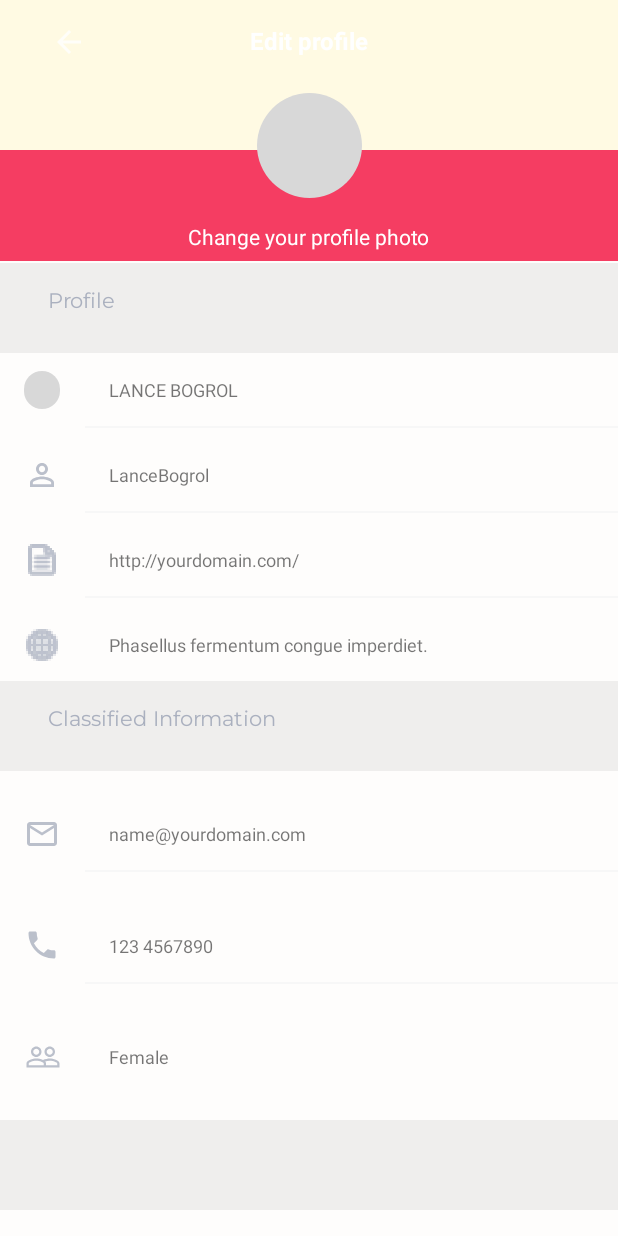
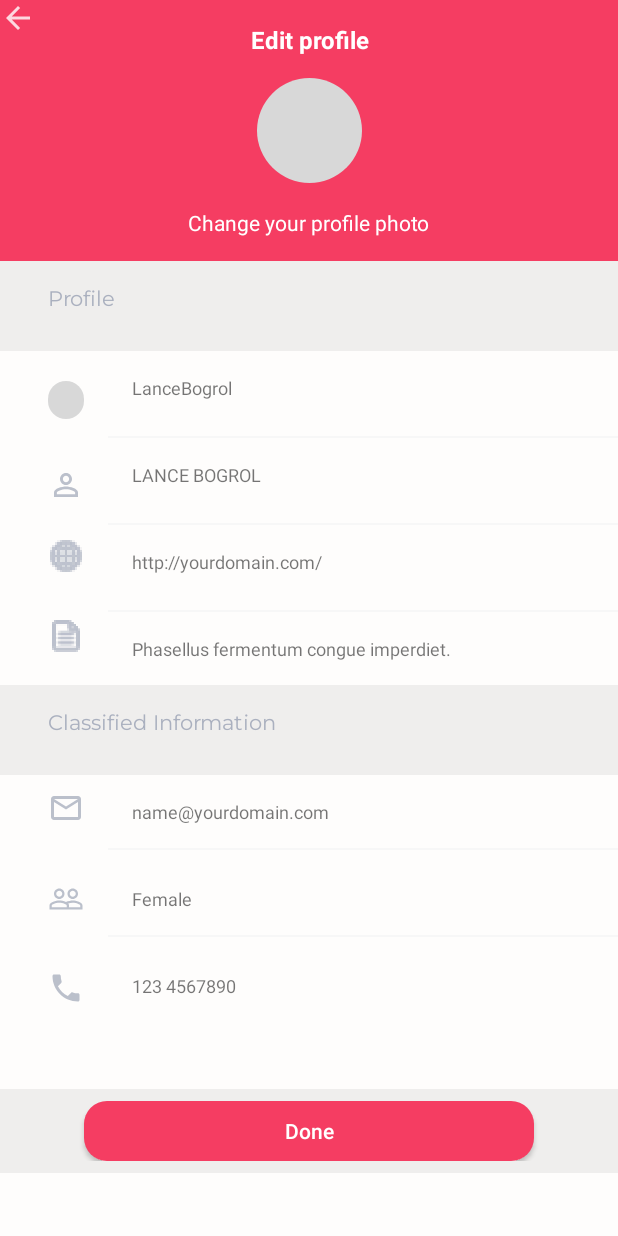
Before and after one commit to TasneemKh/editProfile, an Android app: the screen it shows after launch (MainActivity), on a phone screen of 412 x 824 dp. Run offline under Robolectric (Android 15) with nearby library versions, the phone set to English and light mode, and no system bars.

Commit message:
"NoteBook View"

```diff
--- a/app/src/main/res/layout/activity_main.xml
+++ b/app/src/main/res/layout/activity_main.xml
@@ -12,85 +12,24 @@
         android:layout_width="match_parent"
         android:layout_height="174dp"
         android:background="#F53D62"
+        app:layout_constraintBottom_toTopOf="@+id/textView7"
+        app:layout_constraintEnd_toEndOf="parent"
         app:layout_constraintStart_toStartOf="parent"
         app:layout_constraintTop_toTopOf="parent" />
 
-    <LinearLayout
-        android:layout_width="match_parent"
-        android:layout_height="100dp"
-        android:background="#FFFAE3"
-        android:orientation="vertical"
-        tools:layout_editor_absoluteX="1dp"
-        tools:layout_editor_absoluteY="88dp"></LinearLayout>
-
     <ImageView
-        android:id="@+id/imageView3"
-        android:layout_width="24dp"
-        android:layout_height="25dp"
-        android:layout_marginStart="16dp"
-        android:layout_marginLeft="16dp"
-        android:layout_marginTop="8dp"
-        android:layout_marginEnd="16dp"
-        android:layout_marginRight="16dp"
-        android:layout_marginBottom="8dp"
-        app:layout_constraintBottom_toBottomOf="@+id/textView9"
-        app:layout_constraintEnd_toStartOf="@+id/textView9"
-        app:layout_constraintStart_toStartOf="parent"
-        app:layout_constraintTop_toTopOf="@+id/textView9"
-        app:srcCompat="@drawable/phoneicon" />
-
-    <ImageView
-        android:id="@+id/imageView4"
+        android:id="@+id/imageView12"
         android:layout_width="wrap_content"
         android:layout_height="wrap_content"
-        android:layout_marginStart="16dp"
-        android:layout_marginLeft="16dp"
-        android:layout_marginTop="8dp"
-        android:layout_marginEnd="16dp"
-        android:layout_marginRight="16dp"
-        android:layout_marginBottom="8dp"
-        app:layout_constraintBottom_toBottomOf="@+id/textView8"
-        app:layout_constraintEnd_toStartOf="@+id/textView8"
-        app:layout_constraintStart_toStartOf="parent"
-        app:layout_constraintTop_toTopOf="@+id/textView8"
-        app:srcCompat="@drawable/emailicon" />
-
-
-    <ImageView
-        android:id="@+id/imageView"
-        android:layout_width="70dp"
-        android:layout_height="70dp"
-        android:layout_marginTop="24dp"
-        android:layout_marginBottom="8dp"
-
-        android:background="@drawable/roundedgray"
-        app:layout_constraintBottom_toTopOf="@+id/textView"
-        app:layout_constraintEnd_toEndOf="parent"
-        app:layout_constraintHorizontal_bias="0.5"
-        app:layout_constraintStart_toStartOf="parent"
-        app:layout_constraintTop_toBottomOf="@+id/textView14" />
-
-    <TextView
-        android:id="@+id/textView"
-        android:layout_width="wrap_content"
-        android:layout_height="wrap_content"
-        android:layout_marginTop="8dp"
-        android:paddingLeft="16dp"
-        android:paddingRight="16dp"
-        android:text="Change your profile photo"
-        android:textColor="#FFFFFF"
-        app:layout_constraintBottom_toTopOf="@+id/textView7"
-        app:layout_constraintEnd_toEndOf="parent"
-        app:layout_constraintHorizontal_bias="0.5"
-        app:layout_constraintStart_toStartOf="parent"
-        app:layout_constraintTop_toBottomOf="@+id/imageView" />
-
+        app:srcCompat="@drawable/ic_action_name"
+        tools:ignore="VectorDrawableCompat"
+        tools:layout_editor_absoluteX="34dp"
+        tools:layout_editor_absoluteY="16dp" />
 
     <TextView
         android:id="@+id/textView14"
-        android:layout_width="wrap_content"
+        android:layout_width="118dp"
         android:layout_height="wrap_content"
-        android:layout_marginTop="16dp"
         android:paddingLeft="16dp"
         android:paddingRight="16dp"
         android:text=" Edit profile "
@@ -99,15 +38,37 @@
         android:textStyle="bold"
         app:layout_constraintBottom_toTopOf="@+id/imageView"
         app:layout_constraintEnd_toEndOf="parent"
-        app:layout_constraintHorizontal_bias="0.5"
+        app:layout_constraintStart_toStartOf="parent"
+        app:layout_constraintTop_toTopOf="@+id/view" />
+
+    <ImageView
+        android:id="@+id/imageView"
+        android:layout_width="70dp"
+        android:layout_height="70dp"
+
+        android:background="@drawable/roundedgray"
+        app:layout_constraintBottom_toBottomOf="@+id/view"
+        app:layout_constraintEnd_toEndOf="@+id/view"
         app:layout_constraintStart_toStartOf="parent"
         app:layout_constraintTop_toTopOf="parent" />
+
+    <TextView
+        android:id="@+id/textView"
+        android:layout_width="wrap_content"
+        android:layout_height="wrap_content"
+        android:paddingLeft="16dp"
+        android:paddingRight="16dp"
+        android:text="Change your profile photo"
+        android:textColor="#FFFFFF"
+        app:layout_constraintBottom_toBottomOf="@+id/view"
+        app:layout_constraintEnd_toEndOf="parent"
+        app:layout_constraintStart_toStartOf="parent"
+        app:layout_constraintTop_toBottomOf="@+id/imageView" />
 
     <TextView
         android:id="@+id/textView7"
         android:layout_width="match_parent"
         android:layout_height="60dp"
-        android:layout_marginTop="8dp"
         android:background="#EFEEED"
         android:paddingStart="32dp"
         android:paddingLeft="32dp"
@@ -119,87 +80,101 @@
         android:textColor="#AAB0BF"
         android:textSize="14sp"
         app:fontFamily="@font/montserrat"
+        app:layout_constraintBottom_toTopOf="@+id/linearLayout"
         app:layout_constraintEnd_toEndOf="parent"
-        app:layout_constraintHorizontal_bias="0.5"
         app:layout_constraintStart_toStartOf="parent"
-        app:layout_constraintTop_toBottomOf="@+id/textView" />
+        app:layout_constraintTop_toBottomOf="@+id/view" />
+
+
+    <ImageView
+        android:id="@+id/imageView3"
+        android:layout_width="24dp"
+        android:layout_height="25dp"
+        android:layout_marginLeft="16dp"
+        app:layout_constraintBottom_toBottomOf="@+id/linearLayout2"
+        app:layout_constraintEnd_toStartOf="@+id/linearLayout2"
+        app:layout_constraintStart_toStartOf="parent"
+        app:layout_constraintTop_toTopOf="@+id/linearLayout2"
+        app:layout_constraintVertical_bias="0.93"
+        app:srcCompat="@drawable/phoneicon"
+        tools:ignore="VectorDrawableCompat" />
+
+    <ImageView
+        android:id="@+id/imageView4"
+        android:layout_width="wrap_content"
+        android:layout_height="wrap_content"
+        android:layout_marginLeft="16dp"
+        app:layout_constraintBottom_toBottomOf="@+id/linearLayout2"
+        app:layout_constraintEnd_toStartOf="@+id/linearLayout2"
+        app:layout_constraintStart_toStartOf="parent"
+        app:layout_constraintTop_toTopOf="@+id/linearLayout2"
+        app:layout_constraintVertical_bias="0.06999999"
+        app:srcCompat="@drawable/emailicon"
+        tools:ignore="VectorDrawableCompat" />
+
+    <LinearLayout
+        android:id="@+id/linearLayout"
+        android:layout_width="wrap_content"
+        android:layout_height="wrap_content"
+        android:orientation="vertical"
+        app:layout_constraintBottom_toTopOf="@+id/textView11"
+        app:layout_constraintEnd_toEndOf="parent"
+        app:layout_constraintTop_toBottomOf="@+id/textView7">
+
+        <TextView
+            android:id="@+id/textView4"
+            android:layout_width="340dp"
+            android:layout_height="wrap_content"
+            android:layout_marginBottom="8dp"
+            android:padding="16dp"
+            android:text="LanceBogrol"
+            android:textSize="12sp" />
+
+        <View
+            android:id="@+id/view5"
+            android:layout_width="match_parent"
+            android:layout_height="1dp"
+            android:background="#F7F7F7" />
 
         <TextView
             android:id="@+id/textView2"
-        android:layout_width="355dp"
+            android:layout_width="340dp"
             android:layout_height="wrap_content"
             android:layout_marginBottom="8dp"
             android:padding="16dp"
             android:text="Lance Bogrol"
             android:textAllCaps="true"
-        android:textSize="12sp"
-        app:layout_constraintBottom_toTopOf="@+id/textView4"
-        app:layout_constraintEnd_toEndOf="parent"
-        app:layout_constraintStart_toEndOf="@+id/imageView8"
-        app:layout_constraintTop_toBottomOf="@+id/textView7"
-        app:layout_constraintVertical_bias="0.0" />
+            android:textSize="12sp" />
 
-    <TextView
-        android:id="@+id/textView4"
-        android:layout_width="355dp"
-        android:layout_height="wrap_content"
-        android:layout_marginBottom="8dp"
-        android:padding="16dp"
-        android:text="LanceBogrol"
-        android:textSize="12sp"
-        app:layout_constraintBottom_toTopOf="@+id/textView5"
-        app:layout_constraintEnd_toEndOf="parent"
-        app:layout_constraintStart_toEndOf="@+id/imageView10"
-        app:layout_constraintTop_toBottomOf="@+id/textView2" />
+        <View
+            android:id="@+id/view4"
+            android:layout_width="match_parent"
+            android:layout_height="1dp"
+            android:background="#F7F7F7" />
 
         <TextView
             android:id="@+id/textView5"
-        android:layout_width="355dp"
+            android:layout_width="340dp"
             android:layout_height="wrap_content"
             android:layout_marginBottom="8dp"
             android:padding="16dp"
             android:text="http://yourdomain.com/"
-        android:textSize="12sp"
-        app:layout_constraintBottom_toTopOf="@+id/textView6"
-        app:layout_constraintEnd_toEndOf="parent"
-        app:layout_constraintStart_toEndOf="@+id/imageView9"
-        app:layout_constraintTop_toBottomOf="@+id/textView4" />
-
-    <View
-        android:id="@+id/view4"
-        android:layout_width="355dp"
-        android:layout_height="1dp"
-        android:background="#F7F7F7"
-        app:layout_constraintEnd_toEndOf="parent"
-        app:layout_constraintTop_toBottomOf="@+id/textView5" />
-
-    <View
-        android:id="@+id/view5"
-        android:layout_width="355dp"
-        android:layout_height="1dp"
-        android:background="#F7F7F7"
-        app:layout_constraintEnd_toEndOf="parent"
-        app:layout_constraintTop_toBottomOf="@+id/textView8" />
+            android:textSize="12sp" />
 
         <View
             android:id="@+id/view6"
-        android:layout_width="355dp"
+            android:layout_width="match_parent"
             android:layout_height="1dp"
-        android:background="#F7F7F7"
-        app:layout_constraintEnd_toEndOf="parent"
-        app:layout_constraintTop_toBottomOf="@+id/textView9" />
+            android:background="#F7F7F7" />
 
         <TextView
             android:id="@+id/textView6"
-        android:layout_width="355dp"
+            android:layout_width="340dp"
             android:layout_height="wrap_content"
             android:padding="16dp"
             android:text="Phasellus fermentum congue imperdiet."
-        android:textSize="12sp"
-        app:layout_constraintBottom_toTopOf="@+id/textView11"
-        app:layout_constraintEnd_toEndOf="parent"
-        app:layout_constraintStart_toEndOf="@+id/imageView7"
-        app:layout_constraintTop_toBottomOf="@+id/textView5" />
+            android:textSize="12sp" />
+    </LinearLayout>
 
     <TextView
         android:id="@+id/textView11"
@@ -214,59 +189,74 @@
         android:textColor="#AAB0BF"
         android:textSize="14sp"
         app:fontFamily="@font/montserrat"
-        app:layout_constraintTop_toBottomOf="@+id/textView6" />
+        app:layout_constraintBottom_toTopOf="@+id/linearLayout2"
+        app:layout_constraintEnd_toEndOf="parent"
+        app:layout_constraintStart_toStartOf="parent"
+        app:layout_constraintTop_toBottomOf="@+id/linearLayout" />
 
+    <LinearLayout
+        android:id="@+id/linearLayout2"
+        android:layout_width="wrap_content"
+        android:layout_height="wrap_content"
+        android:orientation="vertical"
+        app:layout_constraintEnd_toEndOf="parent"
+        app:layout_constraintTop_toBottomOf="@+id/textView11">
 
         <TextView
             android:id="@+id/textView8"
-        android:layout_width="355dp"
+            android:layout_width="340dp"
             android:layout_height="wrap_content"
             android:padding="16dp"
             android:text="name@yourdomain.com"
-        android:textSize="12sp"
-        app:layout_constraintBottom_toTopOf="@+id/textView9"
-        app:layout_constraintEnd_toEndOf="parent"
-        app:layout_constraintStart_toEndOf="@+id/imageView4"
-        app:layout_constraintTop_toBottomOf="@+id/textView11" />
+            android:textSize="12sp" />
 
+        <View
+            android:id="@+id/view3"
+            android:layout_width="match_parent"
+            android:layout_height="1dp"
+            android:background="#F7F7F7"
+            tools:visibility="invisible" />
+
+        <TextView
+            android:id="@+id/textView10"
+            android:layout_width="340dp"
+            android:layout_height="wrap_content"
+            android:layout_marginTop="8dp"
+            android:padding="16dp"
+            android:text="Female"
+            android:textSize="12sp" />
+
+        <View
+            android:id="@+id/view2"
+            android:layout_width="match_parent"
+            android:layout_height="1dp"
+            android:background="#F7F7F7"
+            tools:visibility="invisible" />
 
         <TextView
             android:id="@+id/textView9"
-        android:layout_width="355dp"
+            android:layout_width="340dp"
             android:layout_height="wrap_content"
             android:layout_marginTop="8dp"
             android:padding="16dp"
             android:text="123 4567890"
-        android:textSize="12sp"
-        app:layout_constraintBottom_toTopOf="@+id/textView10"
-        app:layout_constraintEnd_toEndOf="parent"
-        app:layout_constraintHorizontal_bias="1.0"
-        app:layout_constraintStart_toEndOf="@+id/imageView3"
-        app:layout_constraintTop_toBottomOf="@+id/textView8" />
+            android:textSize="12sp" />
 
-    <TextView
-        android:id="@+id/textView10"
-        android:layout_width="355dp"
+    </LinearLayout>
+
+
+    <LinearLayout
+        android:layout_width="match_parent"
         android:layout_height="wrap_content"
-        android:layout_marginTop="8dp"
-        android:padding="16dp"
-        android:text="Female"
-        android:textSize="12sp"
-        app:layout_constraintBottom_toTopOf="@+id/textViewbott"
-        app:layout_constraintEnd_toEndOf="parent"
-        app:layout_constraintTop_toBottomOf="@+id/textView9" />
-
-    <TextView
-        android:id="@+id/textViewbott"
-        android:layout_width="match_parent"
-        android:layout_height="60dp"
+        android:layout_marginTop="2dp"
         android:background="#EFEEED"
+        android:gravity="center"
+        android:orientation="vertical"
+        android:padding="8dp"
         app:layout_constraintBottom_toBottomOf="parent"
         app:layout_constraintEnd_toEndOf="parent"
-        app:layout_constraintHorizontal_bias="0.0"
         app:layout_constraintStart_toStartOf="parent"
-        app:layout_constraintTop_toBottomOf="@+id/textView10"
-        app:layout_constraintVertical_bias="1.0" />
+        app:layout_constraintTop_toBottomOf="@+id/linearLayout2">
 
         <Button
             android:id="@+id/button"
@@ -275,121 +265,73 @@
             android:background="@drawable/roundshapebtn"
             android:text="Done"
             android:textAllCaps="false"
-        android:textColor="#FFFFFF"
-        app:layout_constraintBottom_toTopOf="@+id/textViewbott"
-        app:layout_constraintEnd_toStartOf="@+id/textViewbott"
-        app:layout_constraintHorizontal_bias="0.5"
-        app:layout_constraintStart_toEndOf="@+id/textViewbott"
-        app:layout_constraintTop_toBottomOf="@+id/textViewbott" />
+            android:textColor="#FFFFFF" />
+    </LinearLayout>
 
     <ImageView
         android:id="@+id/imageView8"
         android:layout_width="24dp"
         android:layout_height="25dp"
-        android:layout_marginStart="16dp"
         android:layout_marginLeft="16dp"
-        android:layout_marginTop="8dp"
-        android:layout_marginEnd="16dp"
-        android:layout_marginRight="16dp"
-        android:layout_marginBottom="8dp"
-        app:layout_constraintBottom_toBottomOf="@+id/textView2"
-        app:layout_constraintEnd_toStartOf="@+id/textView2"
+        app:layout_constraintBottom_toBottomOf="@+id/linearLayout"
+        app:layout_constraintEnd_toStartOf="@+id/linearLayout"
         app:layout_constraintStart_toStartOf="parent"
-        app:layout_constraintTop_toTopOf="@+id/textView2"
-        app:srcCompat="@drawable/roundedgray" />
+        app:layout_constraintTop_toTopOf="@+id/linearLayout"
+        app:layout_constraintVertical_bias="0.100000024"
+        app:srcCompat="@drawable/roundedgray"
+        tools:visibility="visible" />
 
     <ImageView
         android:id="@+id/imageView10"
         android:layout_width="24dp"
         android:layout_height="25dp"
-        android:layout_marginStart="16dp"
         android:layout_marginLeft="16dp"
-        android:layout_marginTop="8dp"
-        android:layout_marginEnd="16dp"
-        android:layout_marginRight="16dp"
-        android:layout_marginBottom="8dp"
-        app:layout_constraintBottom_toBottomOf="@+id/textView4"
-        app:layout_constraintEnd_toStartOf="@+id/textView4"
+        app:layout_constraintBottom_toBottomOf="@+id/linearLayout"
+        app:layout_constraintEnd_toStartOf="@+id/linearLayout"
         app:layout_constraintStart_toStartOf="parent"
-        app:layout_constraintTop_toTopOf="@+id/textView4"
-        app:srcCompat="@drawable/personicon" />
+        app:layout_constraintTop_toTopOf="@+id/linearLayout"
+        app:layout_constraintVertical_bias="0.39"
+        app:srcCompat="@drawable/personicon"
+        tools:ignore="VectorDrawableCompat"
+        tools:visibility="visible" />
 
     <ImageView
         android:id="@+id/imageView7"
         android:layout_width="24dp"
         android:layout_height="25dp"
-        android:layout_marginStart="16dp"
         android:layout_marginLeft="16dp"
-        android:layout_marginTop="8dp"
-        android:layout_marginEnd="16dp"
-        android:layout_marginRight="16dp"
-        android:layout_marginBottom="8dp"
-        app:layout_constraintBottom_toBottomOf="@+id/textView6"
-        app:layout_constraintEnd_toStartOf="@+id/textView6"
+        app:layout_constraintBottom_toBottomOf="@+id/linearLayout"
+        app:layout_constraintEnd_toStartOf="@+id/linearLayout"
         app:layout_constraintStart_toStartOf="parent"
-        app:layout_constraintTop_toTopOf="@+id/textView6"
-        app:srcCompat="@drawable/icon4" />
+        app:layout_constraintTop_toTopOf="@+id/linearLayout"
+        app:layout_constraintVertical_bias="0.63"
+        app:srcCompat="@drawable/icon4"
+        tools:visibility="visible" />
 
     <ImageView
         android:id="@+id/imageView9"
         android:layout_width="24dp"
         android:layout_height="25dp"
-        android:layout_marginStart="16dp"
         android:layout_marginLeft="16dp"
-        android:layout_marginTop="8dp"
-        android:layout_marginEnd="16dp"
-        android:layout_marginRight="16dp"
-        android:layout_marginBottom="8dp"
-        app:layout_constraintBottom_toBottomOf="@+id/textView5"
-        app:layout_constraintEnd_toStartOf="@+id/textView5"
+        app:layout_constraintBottom_toBottomOf="@+id/linearLayout"
+        app:layout_constraintEnd_toStartOf="@+id/linearLayout"
         app:layout_constraintStart_toStartOf="parent"
-        app:layout_constraintTop_toTopOf="@+id/textView5"
-        app:srcCompat="@drawable/foldericon0" />
-
-    <View
-        android:id="@+id/view2"
-        android:layout_width="355dp"
-        android:layout_height="1dp"
-        android:background="#F7F7F7"
-        app:layout_constraintEnd_toEndOf="parent"
-        app:layout_constraintTop_toBottomOf="@+id/textView2" />
-
-    <View
-        android:id="@+id/view3"
-        android:layout_width="355dp"
-        android:layout_height="1dp"
-        android:background="#F7F7F7"
-        app:layout_constraintEnd_toEndOf="parent"
-        app:layout_constraintTop_toBottomOf="@+id/textView4" />
-
-    <ImageView
-        android:id="@+id/imageView12"
-        android:layout_width="wrap_content"
-        android:layout_height="wrap_content"
-        android:layout_marginStart="16dp"
-        android:layout_marginLeft="16dp"
-        android:layout_marginTop="16dp"
-        app:layout_constraintEnd_toStartOf="@+id/textView14"
-        app:layout_constraintHorizontal_bias="0.17"
-        app:layout_constraintStart_toStartOf="@+id/view"
-        app:layout_constraintTop_toTopOf="@+id/view"
-        app:srcCompat="@drawable/ic_action_name" />
+        app:layout_constraintTop_toTopOf="@+id/linearLayout"
+        app:layout_constraintVertical_bias="0.9"
+        app:srcCompat="@drawable/foldericon0"
+        tools:visibility="visible" />
 
     <ImageView
         android:id="@+id/imageView5"
         android:layout_width="wrap_content"
         android:layout_height="wrap_content"
-        android:layout_marginStart="16dp"
         android:layout_marginLeft="16dp"
-        android:layout_marginTop="8dp"
-        android:layout_marginEnd="16dp"
-        android:layout_marginRight="16dp"
-        android:layout_marginBottom="8dp"
-        app:layout_constraintBottom_toBottomOf="@+id/textView10"
-        app:layout_constraintEnd_toStartOf="@+id/textView10"
+        app:layout_constraintBottom_toBottomOf="@+id/linearLayout2"
+        app:layout_constraintEnd_toStartOf="@+id/linearLayout2"
         app:layout_constraintStart_toStartOf="parent"
-        app:layout_constraintTop_toTopOf="@+id/textView10"
-        app:srcCompat="@drawable/phone" />
+        app:layout_constraintTop_toTopOf="@+id/linearLayout2"
+        app:srcCompat="@drawable/phone"
+        tools:ignore="VectorDrawableCompat" />
 
 
 </androidx.constraintlayout.widget.ConstraintLayout>
```
Lines whose indentation alone changed are shown as unchanged.
